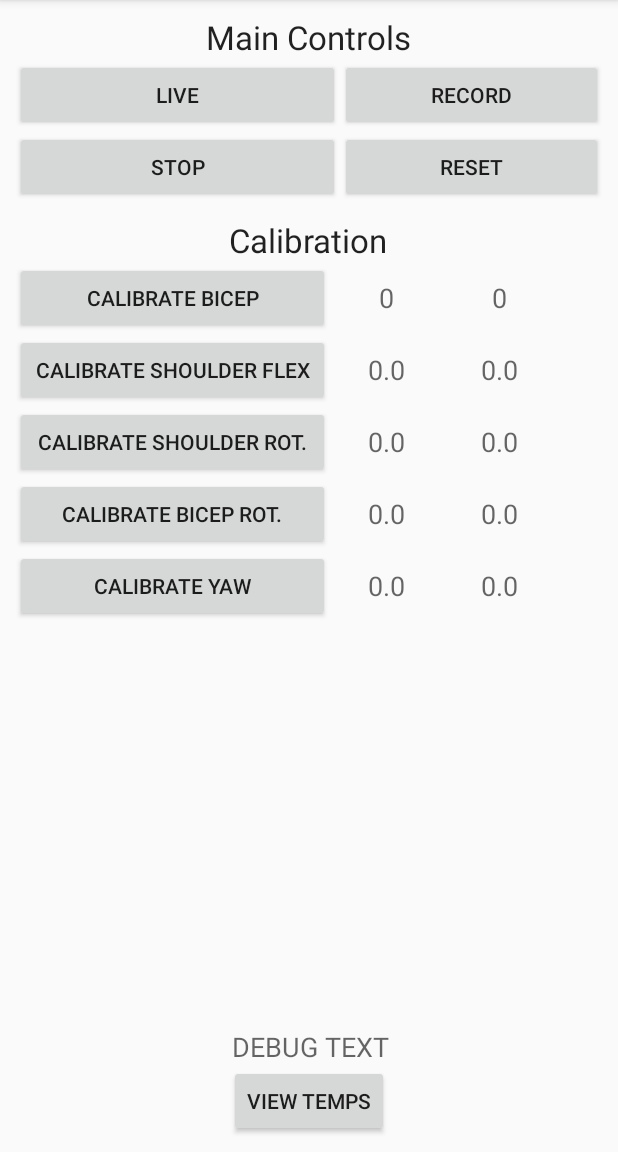
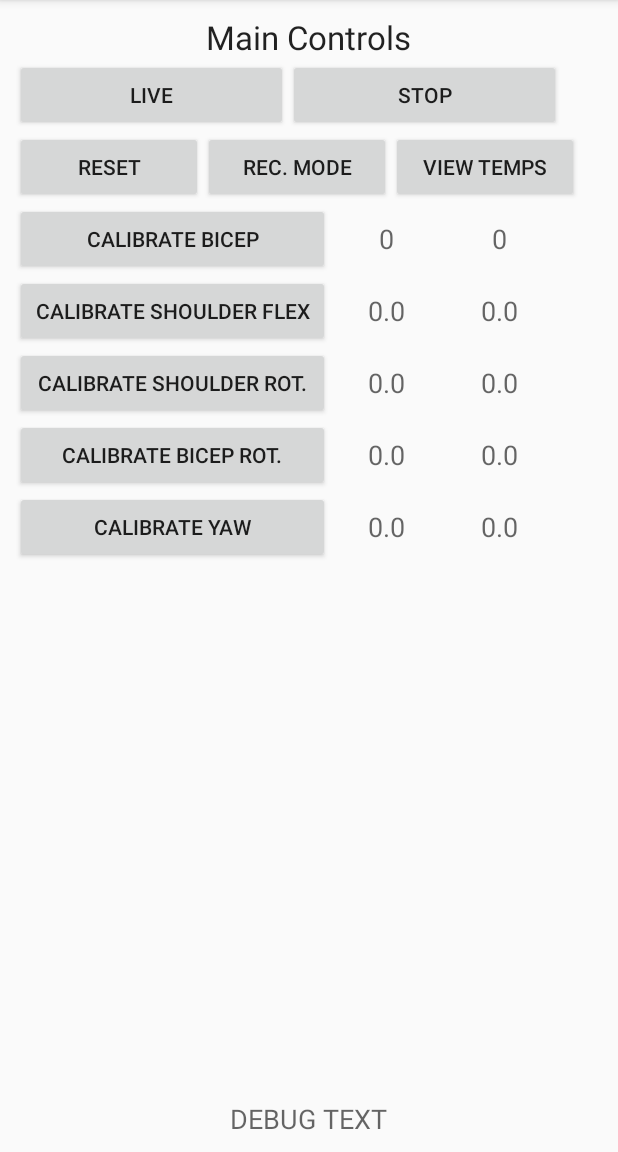
Before and after one commit to danjsher/SharcApp, an Android app: the screen it shows after launch (MainActivity), on a phone screen of 412 x 824 dp, the part 84-1236 px from its top. Run offline under Robolectric (Android 15) with nearby library versions, the light colour scheme and no system bars.

Commit message:
new separate activity for record mode

```diff
--- a/app/src/main/java/com/danjsher/sharcapp/TemperatureAsyncTask.java
+++ b/app/src/main/java/com/danjsher/sharcapp/TemperatureAsyncTask.java
@@ -66,7 +66,7 @@ public class TemperatureAsyncTask extends AsyncTask<CalibrationParameters, Void,
     protected void onPostExecute(final CalibrationParameters result) {
         int waitTime = 250;
         if(result.response.equals("Error: Message Timeout")) {
-            Log.i(TAG, "Message Time out, exiting thread");
+            Log.i(TAG, "Message Time out, trying again");
         } else {
             // only keep one digit
             DecimalFormat df = new DecimalFormat("#.#");
--- a/app/src/main/res/layout/activity_main.xml
+++ b/app/src/main/res/layout/activity_main.xml
@@ -11,11 +11,11 @@
         android:layout_height="wrap_content"
         android:text="@string/CalibrateBicepButtonText"
         android:id="@+id/CalibrateBicepButton"
-        android:layout_below="@+id/textView2"
         android:layout_alignParentLeft="true"
         android:layout_alignParentStart="true"
         android:layout_alignRight="@+id/CalibrateShoulderRotationButton"
-        android:layout_alignEnd="@+id/CalibrateShoulderRotationButton" />
+        android:layout_alignEnd="@+id/CalibrateShoulderRotationButton"
+        android:layout_below="@+id/viewTempButton" />
 
     <TextView
         android:layout_width="wrap_content"
@@ -114,38 +114,24 @@
         android:gravity="center_vertical|center_horizontal" />
 
     <Button
-        android:layout_width="175dp"
+        android:layout_width="182dp"
         android:layout_height="wrap_content"
         android:text="@string/live_button_text"
         android:id="@+id/LiveButton"
+        android:padding="5dp"
         android:layout_below="@+id/textView"
         android:layout_alignParentLeft="true"
-        android:layout_alignParentStart="true"
-        android:layout_toLeftOf="@+id/RecordButton"
-        android:layout_toStartOf="@+id/RecordButton"
-        android:padding="5dp" />
+        android:layout_alignParentStart="true" />
 
     <Button
-        android:layout_width="175dp"
+        android:layout_width="182dp"
         android:layout_height="wrap_content"
         android:text="@string/stop_button_text"
         android:id="@+id/StopButton"
-        android:layout_below="@+id/LiveButton"
-        android:layout_alignRight="@+id/LiveButton"
-        android:layout_alignEnd="@+id/LiveButton"
         android:padding="5dp"
-        android:layout_alignLeft="@+id/LiveButton"
-        android:layout_alignStart="@+id/LiveButton" />
-
-    <Button
-        android:layout_width="175dp"
-        android:layout_height="wrap_content"
-        android:text="@string/record_button_text"
-        android:id="@+id/RecordButton"
-        android:layout_alignTop="@+id/LiveButton"
-        android:layout_alignParentRight="true"
-        android:layout_alignParentEnd="true"
-        android:padding="5dp" />
+        android:layout_above="@+id/resetButton"
+        android:layout_toRightOf="@+id/LiveButton"
+        android:layout_toEndOf="@+id/LiveButton" />
 
     <TextView
         android:layout_width="wrap_content"
@@ -159,44 +145,31 @@
     <TextView
         android:layout_width="wrap_content"
         android:layout_height="wrap_content"
-        android:textAppearance="?android:attr/textAppearanceLarge"
-        android:text="Calibration"
-        android:id="@+id/textView2"
-        android:layout_below="@+id/StopButton"
-        android:layout_centerHorizontal="true"
-        android:paddingTop="10dp" />
-
-    <TextView
-        android:layout_width="wrap_content"
-        android:layout_height="wrap_content"
         android:textAppearance="?android:attr/textAppearanceMedium"
         android:text="@string/debug_text"
         android:id="@+id/debugText"
         android:gravity="center_horizontal"
-        android:layout_above="@+id/viewTempButton"
-        android:layout_alignRight="@+id/viewTempButton"
-        android:layout_alignEnd="@+id/viewTempButton" />
+        android:layout_alignParentBottom="true"
+        android:layout_centerHorizontal="true" />
 
     <Button
-        android:layout_width="wrap_content"
+        android:layout_width="125dp"
         android:layout_height="wrap_content"
         android:text="@string/view_temp_button_text"
         android:id="@+id/viewTempButton"
-        android:layout_alignParentBottom="true"
-        android:layout_alignLeft="@+id/textView2"
-        android:layout_alignStart="@+id/textView2" />
+        android:layout_below="@+id/StopButton"
+        android:layout_toRightOf="@+id/recordModeButton"
+        android:layout_toEndOf="@+id/recordModeButton" />
 
     <Button
-        android:layout_width="wrap_content"
+        android:layout_width="125dp"
         android:layout_height="wrap_content"
         android:text="@string/reset_button_text"
         android:id="@+id/resetButton"
-        android:layout_below="@+id/RecordButton"
-        android:layout_alignLeft="@+id/RecordButton"
-        android:layout_alignStart="@+id/RecordButton"
         android:padding="5dp"
-        android:layout_alignRight="@+id/RecordButton"
-        android:layout_alignEnd="@+id/RecordButton" />
+        android:layout_below="@+id/LiveButton"
+        android:layout_alignParentLeft="true"
+        android:layout_alignParentStart="true" />
 
     <Button
         android:layout_width="210dp"
@@ -270,4 +243,13 @@
         android:layout_alignLeft="@+id/bicepRotationBackCalibrationStatusText"
         android:layout_alignStart="@+id/bicepRotationBackCalibrationStatusText" />
 
+    <Button
+        android:layout_width="125dp"
+        android:layout_height="wrap_content"
+        android:text="@string/record_mode_button_text"
+        android:id="@+id/recordModeButton"
+        android:layout_below="@+id/LiveButton"
+        android:layout_toRightOf="@+id/resetButton"
+        android:layout_toEndOf="@+id/resetButton" />
+
 </RelativeLayout>
--- a/app/src/main/res/values/strings.xml
+++ b/app/src/main/res/values/strings.xml
@@ -50,4 +50,8 @@
     <string name="middle_finger_tip_adc_value">0</string>
     <string name="pinky_finger_tip_adc_value">0</string>
     <string name="ring_finger_tip_adc_value">0</string>
+    <string name="title_activity_record">RecordActivity</string>
+    <string name="play_button_text">Play</string>
+    <string name="stop_record_button_text">Start Recording</string>
+    <string name="record_mode_button_text">Rec. Mode</string>
 </resources>
```
Also changed, not shown: app/src/main/AndroidManifest.xml (+12 -5 lines), app/src/main/java/com/danjsher/sharcapp/ComParams.java (+20 -0 lines), app/src/main/java/com/danjsher/sharcapp/MainActivity.java (+22 -62 lines), app/src/main/java/com/danjsher/sharcapp/RecordActivity.java (added, +135 -0 lines), app/src/main/java/com/danjsher/sharcapp/SharcComThread.java (+17 -2 lines), app/src/main/res/layout/activity_record.xml (added, +49 -0 lines), app/src/main/res/layout/list_items.xml (added, +8 -0 lines), app/src/main/res/menu/menu_record.xml (added, +7 -0 lines), 1 other file.
